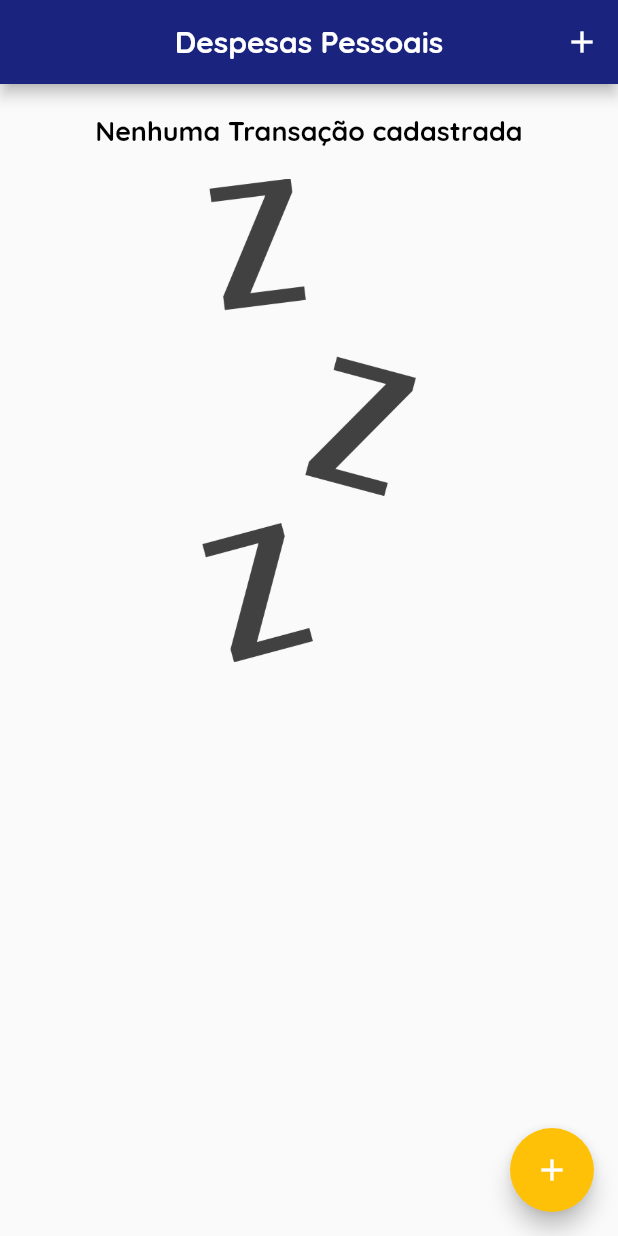
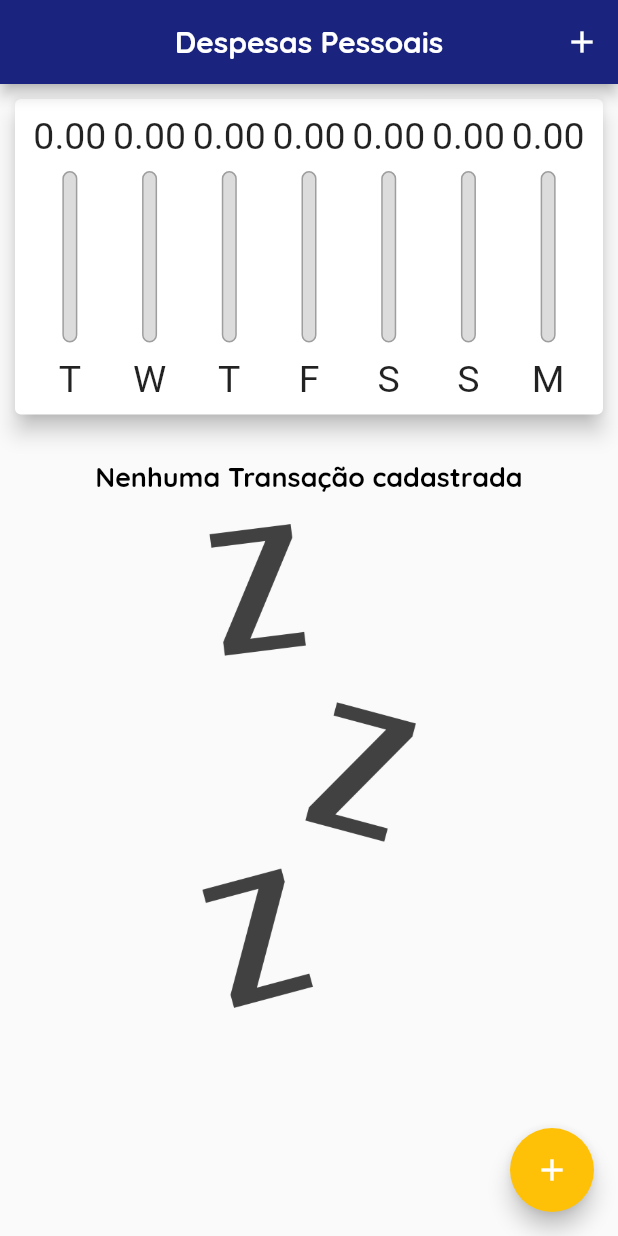
Before and after one commit to 9reis/despesas_pessoais__flutter, a Flutter app: the screen it shows after launch, on a phone screen of 412 x 824 dp. Run offline on Flutter 3.47's test engine with Material 2 defaults, Android fonts, the phone set to English and light mode, and no system bars.

```diff
--- a/lib/main.dart
+++ b/lib/main.dart
@@ -153,14 +153,14 @@ class _MyHomePageState extends State<MyHomePage> {
                   ),
                 ],
               ),
-            if (_showChart || isLandscap)
+            if (_showChart || !isLandscap)
               Container(
                 height: availableHeight * (isLandscap ? 0.7 : 0.3),
                 child: Chart(_recentTransactions),
               ),
             if (!_showChart || !isLandscap)
               Container(
-                height: availableHeight * 0.7,
+                height: availableHeight * (isLandscap ? 1 : 0.7),
                 child: TransactionList(_transactions, _removeTransaction),
               ),
           ],
```
Also changed, not shown: lib/components/transaction_list.dart (+16 -1 lines).
